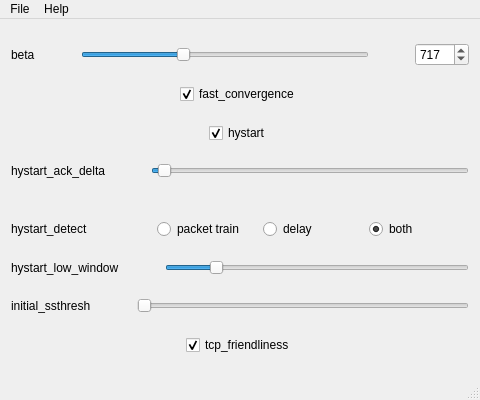
This is gui/SlidersOfEvil/mainwindow.ui in Gasparila/TCPTuner as Qt 5 draws it before an edit. The edited form follows.
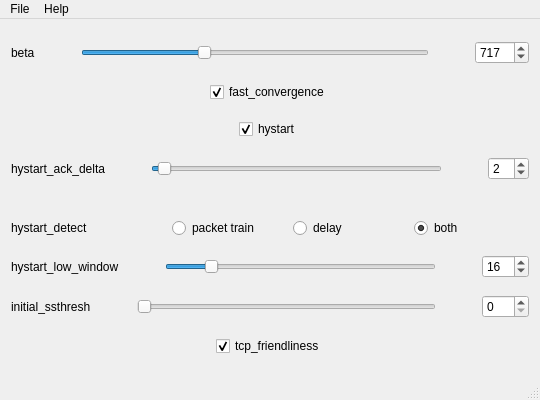
This is the edited form.

Commit message: Added spin boxes for all sliders.

Patch:
```diff
--- a/gui/SlidersOfEvil/mainwindow.ui
+++ b/gui/SlidersOfEvil/mainwindow.ui
@@ -6,7 +6,7 @@
    <rect>
     <x>0</x>
     <y>0</y>
-    <width>480</width>
+    <width>540</width>
     <height>400</height>
    </rect>
   </property>
@@ -18,7 +18,7 @@
   </property>
   <property name="minimumSize">
    <size>
-    <width>480</width>
+    <width>540</width>
     <height>400</height>
    </size>
   </property>
@@ -296,6 +296,35 @@
         </property>
        </widget>
       </item>
+      <item>
+       <spacer name="spacer_beta_3">
+        <property name="orientation">
+         <enum>Qt::Horizontal</enum>
+        </property>
+        <property name="sizeType">
+         <enum>QSizePolicy::Minimum</enum>
+        </property>
+        <property name="sizeHint" stdset="0">
+         <size>
+          <width>40</width>
+          <height>20</height>
+         </size>
+        </property>
+       </spacer>
+      </item>
+      <item>
+       <widget class="QSpinBox" name="beta_value_2">
+        <property name="minimum">
+         <number>1</number>
+        </property>
+        <property name="maximum">
+         <number>50</number>
+        </property>
+        <property name="value">
+         <number>2</number>
+        </property>
+       </widget>
+      </item>
      </layout>
     </item>
     <item>
@@ -431,6 +460,35 @@
         </property>
        </widget>
       </item>
+      <item>
+       <spacer name="spacer_beta_4">
+        <property name="orientation">
+         <enum>Qt::Horizontal</enum>
+        </property>
+        <property name="sizeType">
+         <enum>QSizePolicy::Minimum</enum>
+        </property>
+        <property name="sizeHint" stdset="0">
+         <size>
+          <width>40</width>
+          <height>20</height>
+         </size>
+        </property>
+       </spacer>
+      </item>
+      <item>
+       <widget class="QSpinBox" name="beta_value_3">
+        <property name="minimum">
+         <number>1</number>
+        </property>
+        <property name="maximum">
+         <number>100</number>
+        </property>
+        <property name="value">
+         <number>16</number>
+        </property>
+       </widget>
+      </item>
      </layout>
     </item>
     <item>
@@ -493,6 +551,35 @@
         </property>
        </widget>
       </item>
+      <item>
+       <spacer name="spacer_beta_5">
+        <property name="orientation">
+         <enum>Qt::Horizontal</enum>
+        </property>
+        <property name="sizeType">
+         <enum>QSizePolicy::Minimum</enum>
+        </property>
+        <property name="sizeHint" stdset="0">
+         <size>
+          <width>40</width>
+          <height>20</height>
+         </size>
+        </property>
+       </spacer>
+      </item>
+      <item>
+       <widget class="QSpinBox" name="beta_value_4">
+        <property name="minimum">
+         <number>0</number>
+        </property>
+        <property name="maximum">
+         <number>500</number>
+        </property>
+        <property name="value">
+         <number>0</number>
+        </property>
+       </widget>
+      </item>
      </layout>
     </item>
     <item>
@@ -574,7 +661,7 @@
     <rect>
      <x>0</x>
      <y>0</y>
-     <width>480</width>
+     <width>540</width>
      <height>21</height>
     </rect>
    </property>
```
Left out of the diff: 110 changed lines with no effect on the pictures. The commit also changes 2 other files.
